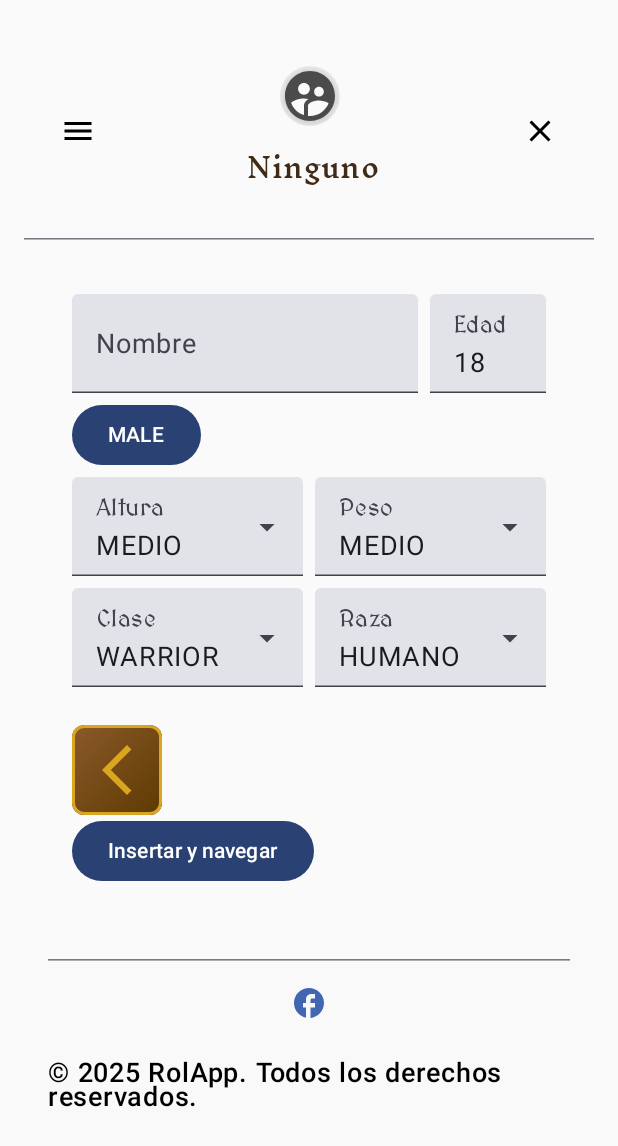
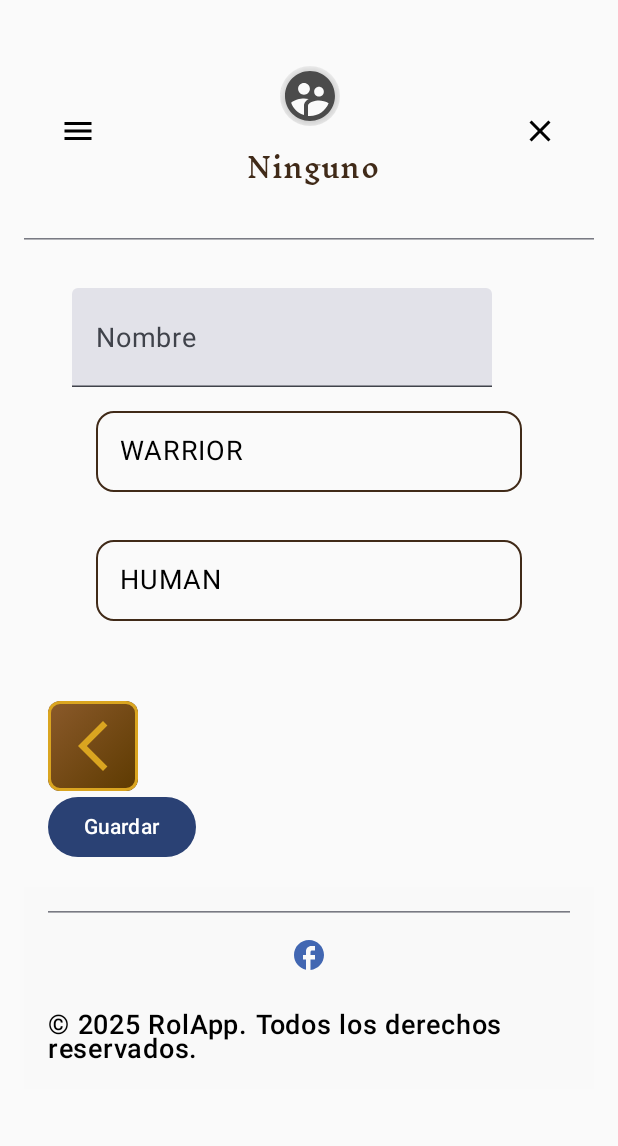
Before and after one commit to fjzamora93/KotlinRoleApp, an Android app built with Jetpack Compose: the CharacterCreatorScreen screen opened through its navigation route, on a phone screen of 412 x 824 dp. Shown: the top 1146 px of the screen. Run offline under Robolectric (Android 15) with nearby library versions, the phone set to English and light mode, and no system bars; our stand-ins replace Dagger/Hilt's generated code, Room's generated code, livedata-compose.

Commit message:
Update screens

```diff
--- a/app/src/main/AndroidManifest.xml
+++ b/app/src/main/AndroidManifest.xml
@@ -15,6 +15,8 @@
         android:roundIcon="@mipmap/ic_launcher_round"
         android:supportsRtl="true"
         android:theme="@style/Theme.KotlinRoleApp"
+        android:networkSecurityConfig="@xml/network_security_config"
+
         tools:targetApi="31">
         <activity
             android:name=".MainActivity"
--- a/app/src/main/java/com/unir/sheet/data/local/database/MyDatabase.kt
+++ b/app/src/main/java/com/unir/sheet/data/local/database/MyDatabase.kt
@@ -22,7 +22,7 @@ import com.unir.sheet.data.local.model.Spell
     CharacterItemCrossRef::class,
     CharacterSpellCrossRef::class,
     CharacterSkillCrossRef::class,
-], version = 17)
+], version = 18)
 abstract class MyDatabase: RoomDatabase() {
     abstract fun getItemDao(): ItemDao
     abstract fun characterDao(): CharacterDao
--- a/app/src/main/java/com/unir/sheet/data/local/model/RolCharacter.kt
+++ b/app/src/main/java/com/unir/sheet/data/local/model/RolCharacter.kt
@@ -6,13 +6,13 @@ import androidx.room.PrimaryKey
 
 @Entity(tableName = "rolCharacterTable")
 data class RolCharacter(
-    @PrimaryKey(autoGenerate = true) var id: Int = 0,
+    @PrimaryKey(autoGenerate = true) var id: Int? = null,
     // Datos del personaje
     var name: String = "",
     var description: String = "",
     var rolClass: RolClass = RolClass.NULL,
     var gender: Gender = Gender.MALE,
-    var race: Race = Race.HUMANO,
+    var race: Race = Race.HUMAN,
     var height: Range = Range.MEDIO,
     var weight: Range = Range.MEDIO,
     var age: Int = 18,
@@ -55,31 +55,31 @@ data class RolCharacter(
 
     fun applyRaceBonuses() {
         when (this.race) {
-            Race.HUMANO -> {
+            Race.HUMAN -> {
                 // Los Humanos no tienen bonificaciones ni penalizaciones, por lo que no es necesario modificar nada
             }
-            Race.ELFO -> {
+            Race.ELF -> {
                 // Los Elfos tienen bonificaciones a Destreza y Sabiduría, pero penalizan en Fuerza
                 this.strength -= 1
                 this.dexterity += 2
                 this.constitution -= 1
                 this.wisdom += 1
             }
-            Race.ENANO -> {
+            Race.DWARF -> {
                 // Los Enanos son fuertes y resistentes, pero menos ágiles
                 this.strength += 2
                 this.dexterity -= 1
                 this.constitution += 2
                 this.charisma -= 1
             }
-            Race.ORCO -> {
+            Race.ORC -> {
                 // Los Orcos son fuertes, pero su inteligencia y sabiduría suelen ser más bajas
                 this.strength += 2
                 this.constitution += 1
                 this.intelligence -= 2
                 this.wisdom -= 1
             }
-            Race.DRAGON -> {
+            Race.DRAGONBORN -> {
                 // Los Dragones son poderosos en muchos aspectos, pero no tanto en lo social
                 this.strength += 3
                 this.dexterity += 1
@@ -88,14 +88,14 @@ data class RolCharacter(
                 this.wisdom += 1
                 this.charisma -= 2
             }
-            Race.MEDIANO -> {
+            Race.TEFLIN -> {
                 // Los Medianos (Halflings) suelen ser ágiles y carismáticos, pero débiles físicamente
                 this.strength -= 1
                 this.dexterity += 2
                 this.wisdom += 1
                 this.charisma += 1
             }
-            Race.OTROS -> {
+            Race.OTHER -> {
                 // Para razas personalizadas, puedes agregar reglas adicionales o dejarlas en base
             }
         }
@@ -159,12 +159,33 @@ data class RolCharacter(
 
 }
 
+
 enum class RolClass {
-    NINGUNA, NULL, WARRIOR, BARD, ROGUE, EXPLORER, CLERIC, PALADIN, SORCERER, WIZARD, DRUID, MONK, WARLOCK, BARBARIAN
+    NULL, WARRIOR, BARD, ROGUE, EXPLORER, CLERIC, PALADIN, SORCERER, WIZARD, DRUID, MONK, WARLOCK, BARBARIAN;
+
+    companion object {
+        fun getString(rolClass: RolClass): String {
+            return when (rolClass) {
+                NULL -> "None"
+                WARRIOR -> "Warrior"
+                BARD -> "Bard"
+                ROGUE -> "Rogue"
+                EXPLORER -> "Explorer"
+                CLERIC -> "Cleric"
+                PALADIN -> "Paladin"
+                SORCERER -> "Sorcerer"
+                WIZARD -> "Wizard"
+                DRUID -> "Druid"
+                MONK -> "Monk"
+                WARLOCK -> "Warlock"
+                BARBARIAN -> "Barbarian"
+            }
+        }
+    }
 }
 
 enum class Race {
-    HUMANO, ELFO, ENANO, ORCO, DRAGON, MEDIANO, OTROS
+    HUMAN, ELF, DWARF, TEFLIN, DRAGONBORN, ORC, OTHER
 }
 
 enum class Range(val value: Int) {
--- a/app/src/main/java/com/unir/sheet/data/local/repository/LocalCharacterRepository.kt
+++ b/app/src/main/java/com/unir/sheet/data/local/repository/LocalCharacterRepository.kt
@@ -47,12 +47,12 @@ class LocalCharacterRepository @Inject constructor(
 
     override suspend fun addItemToCharacter(character: RolCharacter, item: Item) {
         itemDao.insertItem(item) // ANtes de insertar la relación, nos aseguramos de que el item, que viene de la API, está dentro de SQLITE
-        val characterCrossRef = CharacterItemCrossRef(character.id, item.id)
+        val characterCrossRef = CharacterItemCrossRef(character.id!!, item.id)
         characterDao.addItemToCharacter(characterCrossRef)
     }
 
     suspend fun removeItemFromCharacter(character: RolCharacter, item: Item) {
-        val characterCrossRef = CharacterItemCrossRef(character.id, item.id)
+        val characterCrossRef = CharacterItemCrossRef(character.id!!, item.id)
         characterDao.removeItemFromCharacter(characterCrossRef)
     }
 
--- a/app/src/main/java/com/unir/sheet/ui/screens/character/CharacterCreatorScreen.kt
+++ b/app/src/main/java/com/unir/sheet/ui/screens/character/CharacterCreatorScreen.kt
@@ -1,6 +1,7 @@
 package com.unir.sheet.ui.screens.character
 
 
+import androidx.compose.foundation.border
 import androidx.compose.foundation.clickable
 import androidx.compose.foundation.layout.Arrangement
 import androidx.compose.foundation.layout.Box
@@ -11,12 +12,14 @@ import androidx.compose.foundation.layout.fillMaxWidth
 import androidx.compose.foundation.layout.padding
 import androidx.compose.foundation.layout.wrapContentSize
 import androidx.compose.foundation.text.KeyboardOptions
+import androidx.compose.material.OutlinedTextField
 import androidx.compose.material.icons.Icons
 import androidx.compose.material.icons.filled.ArrowDropDown
 import androidx.compose.material3.Button
 import androidx.compose.material3.DropdownMenu
 import androidx.compose.material3.DropdownMenuItem
 import androidx.compose.material3.Icon
+import androidx.compose.material3.MaterialTheme
 import androidx.compose.material3.Text
 import androidx.compose.material3.TextField
 import androidx.compose.runtime.Composable
@@ -37,11 +40,13 @@ import com.unir.sheet.data.local.model.Race
 import com.unir.sheet.data.local.model.Range
 import com.unir.sheet.data.local.model.RolCharacter
 import com.unir.sheet.data.local.model.RolClass
+import com.unir.sheet.di.LocalCharacterViewModel
 import com.unir.sheet.di.LocalNavigationViewModel
 import com.unir.sheet.ui.navigation.ScreensRoutes
 import com.unir.sheet.ui.screens.components.BackButton
 import com.unir.sheet.ui.screens.layout.MainLayout
 import com.unir.sheet.ui.viewmodels.CharacterViewModel
+import com.unir.sheet.util.MedievalColours
 
 @Composable
 fun CharacterCreatorScreen() {
@@ -62,7 +67,6 @@ fun Body(
 ){
     Column(modifier = modifier.fillMaxWidth()){
         CharacterCreatorForm()
-
     }
 }
 
@@ -70,6 +74,7 @@ fun Body(
 fun InsertCharacterButton(
     newCharacter: RolCharacter,
     characterViewModel: CharacterViewModel = hiltViewModel(),
+    onEditComplete: (Boolean) -> Unit = { }
 ) {
     val navigationViewModel = LocalNavigationViewModel.current
     val selectedCharacter by characterViewModel.selectedCharacter.observeAsState()
@@ -77,11 +82,18 @@ fun InsertCharacterButton(
     BackButton()
     Button(
         onClick = {
+            if (newCharacter.id != null){
+                println("Actualizando personaje ${newCharacter.id}")
+                characterViewModel.updateCharacter(newCharacter)
+            } else {
+                println("INsertando nuevo personaje ${newCharacter.id}")
                 characterViewModel.insertCharacter(newCharacter)
+            }
             isNavigating = true
+            onEditComplete(false)
         }
     ) {
-        Text("Insertar y navegar")
+        Text("Guardar")
     }
 
     // Utiliza LaunchedEffect para esperar a que selectedCharacter se actualice
@@ -99,194 +111,158 @@ fun InsertCharacterButton(
 }
 
 
-
+/**
+ * El formulario tiene dos modos:
+ * 1. Edición / update de un personaje ya existente.
+ * 2. Creación de un nuevo personaje.
+ *
+ * En el caso de que haya una actualización, se evaluará la condición para ir modificando el personaje
+ * en tiempo de ejecución (no se espera a que terminen de rellenarse todos los campos, sino que se actualizan al momento).
+ *
+ * POr el contrario, si es un nuevo personaje será necesario esperar a pulsar el botón de guardar para que se produzca la inserción.
+ *
+ * TOdo esto lo conseguimos gracias al operador ? que nos permite verificar si existe o si no existe.
+ *
+ * */
 @Composable
-fun CharacterCreatorForm(){
+fun CharacterCreatorForm(
+    characterViewModel: CharacterViewModel = LocalCharacterViewModel.current,
+    isEditing: Boolean = false,
+    onEditComplete: (Boolean) -> Unit = { }
+){
+    val editableCharacter by characterViewModel.selectedCharacter.observeAsState()
 
     var name by remember { mutableStateOf("") }
     var gender by remember { mutableStateOf(Gender.MALE) }
     var rolClass by remember { mutableStateOf(RolClass.WARRIOR) }
-    var race by remember { mutableStateOf(Race.HUMANO) }
-    var height by remember { mutableStateOf(Range.MEDIO) }
-    var weight by remember { mutableStateOf(Range.MEDIO) }
+    var race by remember { mutableStateOf(Race.HUMAN) }
+    var size by remember { mutableStateOf(Range.MEDIO) }
     var age by remember { mutableStateOf(18) }
+
+    LaunchedEffect(editableCharacter) {
+        if (isEditing && editableCharacter != null) {
+            println("TENEMOS UN PESONAJE EXISTENTE CON ID" + editableCharacter!!.id)
+            name = editableCharacter!!.name
+            gender = editableCharacter!!.gender
+            rolClass = editableCharacter!!.rolClass
+            race = editableCharacter!!.race
+            size = editableCharacter!!.height
+            age = editableCharacter!!.age
+        }
+    }
+
 
     Column(
         modifier = Modifier
             .fillMaxWidth()
             .padding(16.dp)
-
-    ) {
-
-        // Nombre y edad
-        Row(
-            modifier = Modifier
-                .fillMaxWidth()
-                .padding(vertical = 4.dp),
-            horizontalArrangement = Arrangement.spacedBy(8.dp),
-        ) {
-            Column(
-                Modifier.weight(3f)
     ) {
             TextField(
                 value = name,
-                    onValueChange = { name = it },
+                onValueChange = {
+                    newName ->
+                    name = newName
+                    editableCharacter?.let { character ->
+                        characterViewModel.updateCharacter(character.copy(name = newName))
+                    }},
                 label = { Text("Nombre") }
             )
+
+            RolClassDropdown(
+                selectedRolClass = rolClass,
+                onRolClassSelected = { newRolClass ->
+                    rolClass = newRolClass
+                    editableCharacter?.let { character ->
+                        characterViewModel.updateCharacter(character.copy(rolClass = newRolClass))
                     }
-            Column(
-                Modifier.weight(1f)
-            ) {
-                TextField(
-                    value = age.toString(),
-                    onValueChange = { age = it.toIntOrNull() ?: age },
-                    label = { Text("Edad") },
-                    keyboardOptions = KeyboardOptions(keyboardType = KeyboardType.Number)
-                )
+                })
+
+            RaceDropDown(
+                selectedRace = race,
+                onRaceSelected = { newRace ->
+                    race = newRace
+                    editableCharacter?.let { character ->
+                        characterViewModel.updateCharacter(character.copy(race = newRace))
                     }
+                })
         }
 
-        // Gender
-        GenericDropdown(
-            selectedItem = gender,
-            items = Gender.entries.toList(),
-            onItemSelected = { gender = it },
-            itemToString = { it.toString() }
+        val characterToSave: RolCharacter
+
+        if (isEditing && editableCharacter != null) {
+            characterToSave = editableCharacter!!.copy()
+        } else {
+            characterToSave = RolCharacter()
+        }
+        characterToSave.name = name
+        characterToSave.rolClass = rolClass
+        characterToSave.race = race
+
+        InsertCharacterButton(
+            newCharacter = characterToSave,
+            onEditComplete = { onEditComplete(false) }
         )
 
-        // Altura y peso
-        Row(
-            modifier = Modifier
-                .fillMaxWidth()
-                .padding(vertical = 4.dp),
-            horizontalArrangement = Arrangement.spacedBy(8.dp),
-            verticalAlignment = Alignment.CenterVertically
-        ){
-            Column(
-                Modifier.weight(1f)
-            ){
-                DropdownSelector(
-                    label = "Altura",
-                    selectedValue = height,
-                    onValueChange = { height = it },
-                    values = Range.values(),
-                )
-            }
-            Column(
-                Modifier.weight(1f)
-            ){
-                DropdownSelector(
-                    label = "Peso",
-                    selectedValue = weight,
-                    onValueChange = { weight = it },
-                    values = Range.values(),
-                )
-            }
 }
 
 
-        // Raza y clase
-        Row(
+@Composable
+fun RolClassDropdown(
+    selectedRolClass: RolClass,
+    onRolClassSelected: (RolClass) -> Unit
+) {
+    var expanded by remember { mutableStateOf(false) }
+
+    Box(modifier = Modifier.wrapContentSize()) {
+        Text(
+            text = selectedRolClass.name,
             modifier = Modifier
                 .fillMaxWidth()
-                .padding(vertical = 4.dp),
-            horizontalArrangement = Arrangement.spacedBy(8.dp),
-            verticalAlignment = Alignment.CenterVertically
-        ){
-            Column(
-                Modifier.weight(1f)
-            ){
-                DropdownSelector(
-                    label = "Clase",
-                    selectedValue = rolClass,
-                    onValueChange = { rolClass = it },
-                    values = RolClass.entries.toTypedArray(),
+                .padding(16.dp)
+                .clickable { expanded = true }
+                .border(1.dp, MedievalColours.LeatherAged, shape = MaterialTheme.shapes.medium)
+                .padding(16.dp),
         )
+        DropdownMenu(expanded = expanded, onDismissRequest = { expanded = false }) {
+            RolClass.entries.forEach { rol ->
+                DropdownMenuItem(
+                    text = { Text(text = rol.name) },
+                    onClick = {
+                        onRolClassSelected(rol)
+                        expanded = false
                     }
-            Column(
-                Modifier.weight(1f)
-            ){
-                DropdownSelector(
-                    label = "Raza",
-                    selectedValue = race,
-                    onValueChange = { race = it },
-                    values = Race.values(),
-                )
-            }
-
-        }
-
-        InsertCharacterButton(
-            newCharacter = RolCharacter(
-                name = name,
-                gender = gender,
-                rolClass = rolClass,
-                race = race,
-                height = height,
-                weight = weight,
-                age = age
-            )
-        )
-    }
-}
-
-
-// DROP DOWN
-@Composable
-fun <T> DropdownSelector(
-    label: String,
-    selectedValue: T, // Usamos Range como ejemplo, pero puedes usar cualquier tipo de dato
-    onValueChange: (T) -> Unit,
-    values: Array<T>, // Array de las opciones a mostrar
-) where T : Enum<T> {
-    var expanded by remember { mutableStateOf(false) }
-
-    TextField(
-        value = selectedValue.name,
-        onValueChange = {},
-        readOnly = true,
-        label = { Text(label) },
-        trailingIcon = {
-            Icon(Icons.Default.ArrowDropDown, contentDescription = "Dropdown", modifier = Modifier.clickable { expanded = !expanded })
-        },
-    )
-    DropdownMenu(
-        expanded = expanded,
-        onDismissRequest = { expanded = false }
-    ) {
-        values.forEach { selectionOption ->
-            DropdownMenuItem(
-                onClick = {
-                    onValueChange(selectionOption) // Actualiza el valor seleccionado
-                    expanded = false
-                },
-                text = { Text(selectionOption.name) }
                 )
             }
         }
     }
-
-
+}
 
 @Composable
-fun <T> GenericDropdown(
-    selectedItem: T,
-    items: List<T>,
-    onItemSelected: (T) -> Unit,
-    itemToString: (T) -> String = { it.toString() }
+fun RaceDropDown(
+    selectedRace: Race,
+    onRaceSelected: (Race) -> Unit
 ) {
     var expanded by remember { mutableStateOf(false) }
 
     Box(modifier = Modifier.wrapContentSize()) {
-        Button(onClick = { expanded = true }) {
-            Text(text = itemToString(selectedItem))
+        Text(
+            text = selectedRace.name,
+            modifier = Modifier
+                .fillMaxWidth()
+                .padding(16.dp)
+                .clickable { expanded = true }
+                .border(1.dp, MedievalColours.LeatherAged, shape = MaterialTheme.shapes.medium)
+                .padding(16.dp),
+        )
+        DropdownMenu(expanded = expanded, onDismissRequest = { expanded = false }) {
+            Race.entries.forEach { race ->
+                DropdownMenuItem(
+                    text = { Text(text = race.name) },
+                    onClick = {
+                        onRaceSelected(race)
+                        expanded = false
                     }
-        DropdownMenu(expanded = expanded, onDismissRequest = { expanded = false }) {
-            items.forEach { item ->
-                DropdownMenuItem(text = { Text(text = itemToString(item)) }, onClick = {
-                    onItemSelected(item)
-                    expanded = false
-                })
+                )
             }
         }
     }
--- a/app/src/main/java/com/unir/sheet/ui/screens/character/CharacterListScreen.kt
+++ b/app/src/main/java/com/unir/sheet/ui/screens/character/CharacterListScreen.kt
@@ -113,7 +113,7 @@ fun CharacterSummary(
                 text = "Seleccionar",
                 icon = Icons.Default.RemoveRedEye,
                 onClick = {
-                    navigationViewModel.navigate(ScreensRoutes.CharacterDetailScreen.createRoute(character.id))
+                    navigationViewModel.navigate(ScreensRoutes.CharacterDetailScreen.createRoute(character.id!!))
                 })
         }
     }
--- a/app/src/main/java/com/unir/sheet/ui/screens/character/characterDetail/CharacterPortrait.kt
+++ b/app/src/main/java/com/unir/sheet/ui/screens/character/characterDetail/CharacterPortrait.kt
@@ -44,7 +44,7 @@ fun CharacterPortrait(
                 println(imagePath)
                 navigationViewModel.navigate(
                     ScreensRoutes.CharacterDetailScreen.createRoute(
-                        character.id
+                        character.id!!
                     )
                 )
             })
--- a/app/src/main/java/com/unir/sheet/ui/screens/layout/Header.kt
+++ b/app/src/main/java/com/unir/sheet/ui/screens/layout/Header.kt
@@ -108,7 +108,7 @@ fun CharacterThumbnail(
                 if (selectedCharacter != null) {
                     navigationViewModel.navigate(
                         ScreensRoutes.CharacterDetailScreen.createRoute(
-                            selectedCharacter!!.id))
+                            selectedCharacter!!.id!!))
                 } else {
                     navigationViewModel.navigate(ScreensRoutes.CharacterListScreen.route)
                 }
--- a/app/src/main/java/com/unir/sheet/ui/viewmodels/CharacterViewModel.kt
+++ b/app/src/main/java/com/unir/sheet/ui/viewmodels/CharacterViewModel.kt
@@ -90,6 +90,8 @@ class CharacterViewModel @Inject constructor(
             characterRepository.updateCharacter(rolCharacter)
             _selectedCharacter.value = rolCharacter
             println("Personaje actualizado: $rolCharacter")
+
+            _selectedCharacter.value = characterRepository.getCharacterById(rolCharacter.id!!)
         }
     }
 
--- /dev/null
+++ b/app/src/main/res/xml/network_security_config.xml
@@ -0,0 +1,6 @@
+<?xml version="1.0" encoding="utf-8"?>
+<network-security-config>
+    <domain-config cleartextTrafficPermitted="true">
+        <domain includeSubdomains="true">springbootroleplay-production.up.railway.app</domain>
+    </domain-config>
+</network-security-config>
```
Also changed, not shown: app/src/main/java/com/unir/sheet/ui/screens/character/characterDetail/CharacterDetailScreen.kt (+38 -20 lines), app/src/main/java/com/unir/sheet/ui/screens/character/characterDetail/CharacterInfo.kt (+2 -60 lines), app/src/main/java/com/unir/sheet/ui/screens/components/TextComposables.kt (added, +71 -0 lines). Lines whose indentation alone changed are shown as unchanged.
